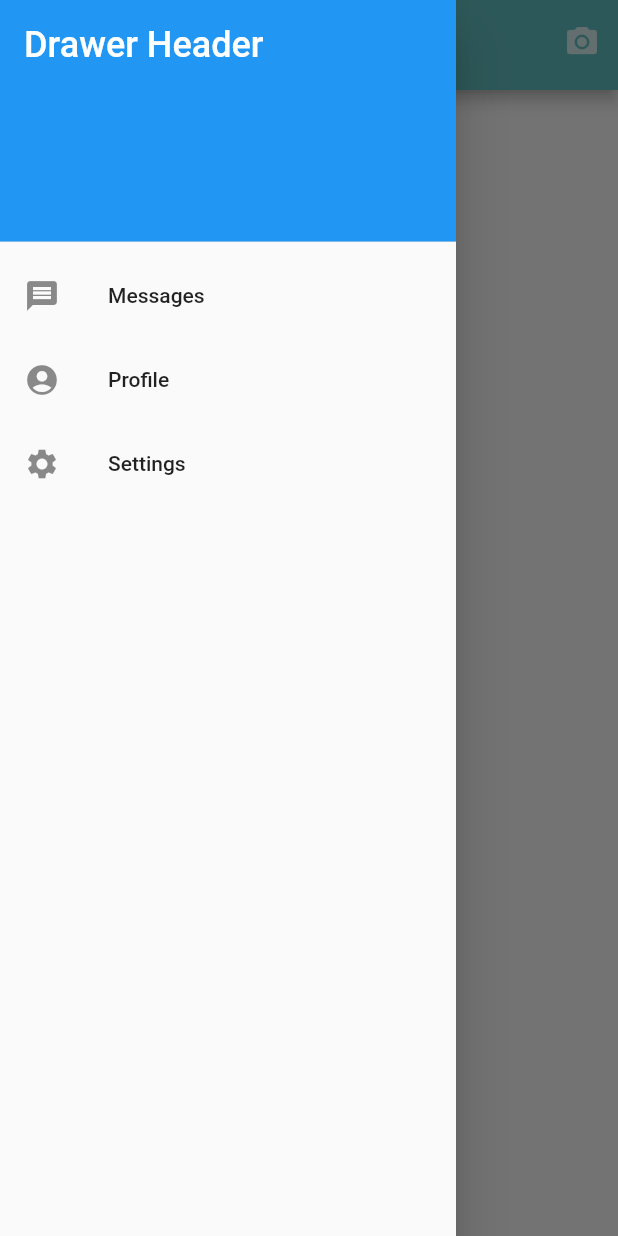
After one commit to Michellehwang001/photrast, a Flutter app: the UiTemp screen opened directly, with the side drawer open, on a phone screen of 412 x 824 dp. The commit adds this screen. Run offline on Flutter 3.47's test engine with Material 2 defaults, Android fonts, the phone set to English and light mode, and no system bars; Roboto replaces fonts that are missing (Georgia).

Commit message:
UI Template 완성

```diff
--- a/lib/main.dart
+++ b/lib/main.dart
@@ -1,4 +1,5 @@
 import 'package:flutter/material.dart';
+import 'package:project/ui/ui_temp.dart';
 
 void main() {
   runApp(MyApp());
@@ -10,7 +11,15 @@ class MyApp extends StatelessWidget {
     return MaterialApp(
       title: 'Flutter Demo',
       theme: ThemeData(
-        primarySwatch: Colors.blue,
+        primaryColor: Color(0xFF63C0C2),
+        accentColor: Color(0xFF48AAAC),
+        fontFamily: 'Georgia',
+        textTheme: TextTheme(
+          headline1: TextStyle(fontSize: 72.0, fontWeight: FontWeight.bold),
+          headline2: TextStyle(fontSize: 20.0, fontWeight: FontWeight.bold, color: Color(0xFFd7efef)),
+          headline6: TextStyle(fontSize: 36.0, fontStyle: FontStyle.italic),
+          bodyText2: TextStyle(fontSize: 14.0, fontFamily: 'Hind'),
+        ),
       ),
       home: Photrast(),
     );
@@ -64,11 +73,15 @@ class Photrast extends StatelessWidget {
                       ' 당신의\n 여행을\n 시작하시겠습니까?',
                       style: TextStyle(color: Colors.white, fontSize: 30),
                     )),
+                // 로고 이미지
                 Positioned(
                     top: mediaSize.height / 4 + 200,
                     left: mediaSize.width / 2 - 20,
                     child: InkWell(
-                      onTap: () {},
+                      onTap: () => Navigator.push(
+                          context,
+                          MaterialPageRoute(builder: (context) => UiTemp()),
+                        ),
                       child: Image.asset(
                         'assets/logo_img.png',
                         width: 30,
--- /dev/null
+++ b/lib/ui/phot_appbar.dart
@@ -0,0 +1,28 @@
+import 'package:flutter/material.dart';
+
+class PhotAppBar extends StatelessWidget implements PreferredSizeWidget{
+  const PhotAppBar({Key? key}) : super(key: key);
+
+  @override
+  Widget build(BuildContext context) {
+    return AppBar(
+      title: Text(
+        'UI Template...',
+        style: Theme.of(context).textTheme.headline2,
+      ),
+      actions: [
+        IconButton(
+            onPressed: () {},
+            icon: Icon(
+              Icons.camera_alt,
+              color: Color(0xFFD7EFEF),
+            )),
+      ],
+      iconTheme: IconThemeData(color: Color(0xFFD7EFEF)),
+    );
+  }
+
+  @override
+  // TODO: implement preferredSize
+  Size get preferredSize => Size.fromHeight(60);
+}
--- /dev/null
+++ b/lib/ui/phot_drawer.dart
@@ -0,0 +1,40 @@
+import 'package:flutter/material.dart';
+
+class PhotDrawer extends StatelessWidget {
+  const PhotDrawer({Key? key}) : super(key: key);
+
+  @override
+  Widget build(BuildContext context) {
+    return Drawer(
+      child: ListView(
+        padding: EdgeInsets.zero,
+        children: const <Widget>[
+          DrawerHeader(
+            decoration: BoxDecoration(
+              color: Colors.blue,
+            ),
+            child: Text(
+              'Drawer Header',
+              style: TextStyle(
+                color: Colors.white,
+                fontSize: 24,
+              ),
+            ),
+          ),
+          ListTile(
+            leading: Icon(Icons.message),
+            title: Text('Messages'),
+          ),
+          ListTile(
+            leading: Icon(Icons.account_circle),
+            title: Text('Profile'),
+          ),
+          ListTile(
+            leading: Icon(Icons.settings),
+            title: Text('Settings'),
+          ),
+        ],
+      ),
+    );
+  }
+}
--- /dev/null
+++ b/lib/ui/ui_temp.dart
@@ -0,0 +1,16 @@
+import 'package:flutter/material.dart';
+import 'package:project/ui/phot_appbar.dart';
+import 'package:project/ui/phot_drawer.dart';
+
+class UiTemp extends StatelessWidget {
+  const UiTemp({Key? key}) : super(key: key);
+
+  @override
+  Widget build(BuildContext context) {
+    return Scaffold(
+      appBar: PhotAppBar(),
+      body: Container(),
+      drawer: PhotDrawer(),
+    );
+  }
+}
--- a/pubspec.yaml
+++ b/pubspec.yaml
@@ -28,6 +28,7 @@ dependencies:
   # The following adds the Cupertino Icons font to your application.
   # Use with the CupertinoIcons class for iOS style icons.
   cupertino_icons: ^1.0.2
+  camera: ^0.8.1+3
 
 dev_dependencies:
   flutter_test:
```
Also changed, not shown: lib/ui/ui.dart (deleted), pubspec.lock, 4 other files.
